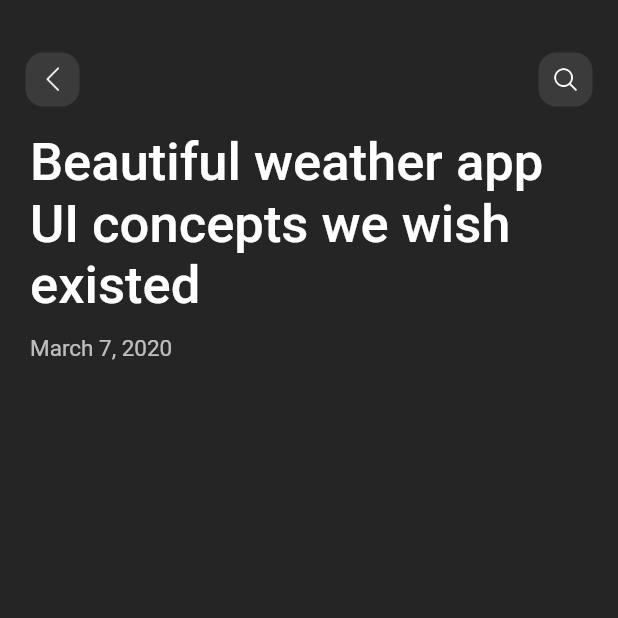
After one commit to gagantripathi22/flutter-note-app, a Flutter app: the NoteScreen screen opened directly, on a phone screen of 412 x 824 dp, the top half of it. The commit adds this screen. Run offline on Flutter 3.47's test engine with Material 2 defaults, Android fonts, the phone set to English and light mode, and no system bars; our stand-ins replace cloud_firestore, firebase_core; accounts and stored records are empty.

Commit message:
nornnal listview

```diff
--- a/lib/main.dart
+++ b/lib/main.dart
@@ -1,6 +1,7 @@
 import 'package:flutter/material.dart';
 import 'package:note_app/screens/home/home.dart';
 import 'package:note_app/screens/login/login.dart';
+import 'package:note_app/screens/note/note.dart';
 import 'package:firebase_core/firebase_core.dart';
 
 void main() async {
--- a/lib/screens/home/home.dart
+++ b/lib/screens/home/home.dart
@@ -1,5 +1,7 @@
 import 'package:flutter/material.dart';
 import 'package:cloud_firestore/cloud_firestore.dart';
+import 'package:animations/animations.dart';
+import 'package:note_app/screens/note/note.dart';
 
 class HomeScreen extends StatefulWidget {
   @override
@@ -29,9 +31,13 @@ class HomeScreenState extends State<HomeScreen> {
                 bottom: 11,
                 right: 15,
               ),
+              constraints: BoxConstraints(
+//                maxHeight: 100, minHeight: 80,
+              ),
               decoration: new BoxDecoration(
-                // color: Color(int.parse(document['color'])).withOpacity(1),
-                border: Border.all(color: Color(0xff525252)),
+                 color: Color(int.parse(document['color'])).withOpacity(.03),
+//                border: Border.all(color: Color(0xff525252.2),
+                border: Border.all(color: Color(int.parse(document['color'])).withOpacity(.7)),
                 borderRadius: BorderRadius.circular(10),
               ),
               child: Column(
@@ -95,13 +101,13 @@ class HomeScreenState extends State<HomeScreen> {
                       style: TextStyle(
 //                        color: Colors.white,
                         color: Colors.white,
-                        fontSize: 25,
+                        fontSize: 23,
                         fontWeight: FontWeight.w400,
                       ),
                     ),
                   ),
                   Positioned(
-                      bottom: 5.5,
+                      bottom: 7,
                       right: 0,
 //                    margin: const EdgeInsets.only(bottom: 0),
                       child: GestureDetector(
@@ -121,8 +127,8 @@ class HomeScreenState extends State<HomeScreen> {
                                 ));
                               },
                               child: Container(
-                                height: 40,
-                                width: 40,
+                                height: 36,
+                                width: 36,
                                 padding: const EdgeInsets.all(8),
                                 decoration: new BoxDecoration(
                                   borderRadius: BorderRadius.circular(12),
@@ -160,7 +166,19 @@ class HomeScreenState extends State<HomeScreen> {
 //                      itemExtent: 80.0,
                             itemCount: snapshot.data.docs.length,
                             itemBuilder: (context, index) =>
-                                _buildListItem(context, snapshot.data.docs[index]),
+                                OpenContainer(
+//                                  closedBuilder: (context, action) (
+//                                    _buildListItem(context, snapshot.data.docs[index]),
+//                                  ),
+                                  closedColor: Color(0xff252525),
+                                  closedElevation: 0,
+//                                  transitionDuration: Duration(milliseconds: 2000),
+
+                                  openColor: Color(0xff252525),
+                                  closedBuilder: (BuildContext c, VoidCallback action) => _buildListItem(context, snapshot.data.docs[index]),
+                                  openBuilder: (BuildContext c, VoidCallback action) => NoteScreen(),
+                                  tappable: true,
+                                )
                           );
                         }
                     ),
--- a/lib/screens/login/login.dart
+++ b/lib/screens/login/login.dart
@@ -5,7 +5,8 @@ class LoginScreen extends StatelessWidget {
   @override
   Widget build(BuildContext context) {
     return Scaffold(
-      backgroundColor: Colors.white,
+//      backgroundColor: Colors.white,
+      backgroundColor: Color(0xff252525),
       body: Container(
         child: Column(
           children: <Widget>[
@@ -44,7 +45,7 @@ class LoginScreen extends StatelessWidget {
                         child: Text(
                           "Welcome",
                           style: TextStyle(
-                            color: Colors.black,
+                            color: Colors.white,
                             fontSize: 40,
                             fontWeight: FontWeight.w600,
                           ),
@@ -56,7 +57,7 @@ class LoginScreen extends StatelessWidget {
                         child: Text(
                           "Sign up with Google account so we can sync your notes",
                           style: TextStyle(
-                            color: Colors.black,
+                            color: Colors.white,
                             fontSize: 18,
                           ),
                         ),
@@ -94,7 +95,7 @@ class LoginScreen extends StatelessWidget {
                     padding: const EdgeInsets.only(left: 15, right: 15),
                     decoration: new BoxDecoration(
 //                  color: Color(0xffe8e8e8),
-                      border: Border.all(color: Color(0xffe8e8e8)),
+                      border: Border.all(color: Color(0xff4f4f4f)),
                       borderRadius: BorderRadius.circular(10),
                     ),
                     child: Row(
@@ -111,7 +112,7 @@ class LoginScreen extends StatelessWidget {
                           child: Text(
                             "Sign up with Google",
                             style: TextStyle(
-                              color: Colors.black,
+                              color: Colors.white,
                               fontSize: 15,
                               fontWeight: FontWeight.w500,
                             ),
--- /dev/null
+++ b/lib/screens/note/note.dart
@@ -0,0 +1,195 @@
+import 'package:flutter/material.dart';
+import 'package:cloud_firestore/cloud_firestore.dart';
+import 'package:animations/animations.dart';
+import 'package:note_app/screens/note/note.dart';
+
+class NoteScreen extends StatefulWidget {
+  @override
+  NoteScreenState createState() {
+    return NoteScreenState();
+  }
+}
+
+class NoteScreenState extends State<NoteScreen> {
+  String id;
+  final db = FirebaseFirestore.instance;
+  final _formKey = GlobalKey<FormState>();
+  String name;
+
+  @override
+  Widget build(BuildContext context) {
+    return Scaffold(
+      backgroundColor: Color(0xff252525),
+      // backgroundColor: Colors.white,
+      body: Container(
+        child: Column(
+          children: <Widget>[
+            Container(
+              width: MediaQuery.of(context).size.width,
+              padding: const EdgeInsets.only(
+                left: 17,
+                right: 17,
+              ),
+              height: 78,
+              // color: Colors.white,
+              child: Stack(
+//                crossAxisAlignment: CrossAxisAlignment.start,
+                children: <Widget>[
+                  Positioned(
+                      bottom: 7,
+//                    margin: const EdgeInsets.only(bottom: 0),
+                      child: GestureDetector(
+                        child: Container(
+                          decoration: new BoxDecoration(
+                            color: Color(0xff3b3b3b),
+//                            color: Color(0xffe8e8e8),
+                            borderRadius: BorderRadius.circular(12),
+                          ),
+                          child: Material(
+                            child: InkWell(
+                              borderRadius: BorderRadius.circular(12),
+                              onTap: () {
+                                Navigator.pop(context);
+                              },
+                              child: Container(
+                                height: 36,
+                                width: 36,
+                                padding: const EdgeInsets.all(8),
+                                decoration: new BoxDecoration(
+                                  borderRadius: BorderRadius.circular(12),
+                                ),
+                                child: Image(
+                                  image: AssetImage(
+                                      'assets/images/icon-back.png'),
+                                  color: Colors.white,
+                                  // color: Colors.black,
+                                  height: 20,
+                                  width: 20,
+                                ),
+                              ),
+                            ),
+                            color: Colors.transparent,
+                          ),
+                        ),
+                      )
+                  ),
+                  Positioned(
+                      bottom: 7,
+                      right: 0,
+//                    margin: const EdgeInsets.only(bottom: 0),
+                      child: GestureDetector(
+                        child: Container(
+                          decoration: new BoxDecoration(
+                            color: Color(0xff3b3b3b),
+//                            color: Color(0xffe8e8e8),
+                            borderRadius: BorderRadius.circular(12),
+                          ),
+                          child: Material(
+                            child: InkWell(
+                              borderRadius: BorderRadius.circular(12),
+                              onTap: () {
+                                ScaffoldMessenger.of(context)
+                                    .showSnackBar(SnackBar(
+                                  content: Text('Search button clicked'),
+                                ));
+                              },
+                              child: Container(
+                                height: 36,
+                                width: 36,
+                                padding: const EdgeInsets.all(8),
+                                decoration: new BoxDecoration(
+                                  borderRadius: BorderRadius.circular(12),
+                                ),
+                                child: Image(
+                                  image: AssetImage(
+                                      'assets/images/icon-search.png'),
+                                  color: Colors.white,
+                                  // color: Colors.black,
+                                  height: 20,
+                                  width: 20,
+                                ),
+                              ),
+                            ),
+                            color: Colors.transparent,
+                          ),
+                        ),
+                      )
+                  ),
+                ],
+              ),
+            ),
+            Expanded(
+              child: Container(
+                padding: EdgeInsets.only(
+                  top: 10,
+                  bottom: 10,
+                  left: 20,
+                  right: 20,
+                ),
+                child: Column(
+                  children: <Widget>[
+                    Container(
+                      alignment: Alignment.topLeft,
+                      child: Text(
+                        'Beautiful weather app UI concepts we wish existed',
+                        style: TextStyle(
+                            fontSize: 35,
+                            color: Colors.white,
+                            fontWeight: FontWeight.w500
+                        ),
+                      ),
+                    ),
+                    Container(
+                      margin: EdgeInsets.only(top: 12),
+                      alignment: Alignment.topLeft,
+                      child: Text(
+                        'March 7, 2020',
+                        style: TextStyle(
+                            fontSize: 15,
+                            color: Colors.white.withOpacity(.7),
+                            fontWeight: FontWeight.w400
+                        ),
+                      ),
+                    ),
+//                    Expanded(
+//                      flex: 1,
+//                      child: new SingleChildScrollView(
+//                        scrollDirection: Axis.vertical,//.horizontal
+//                        child: new Text(
+//                          "1 Description that is too long in text format(Here Data is coming from API) jdlksaf j klkjjflkdsjfkddfdfsdfds " +
+//                              "2 Description that is too long in text format(Here Data is coming from API) d fsdfdsfsdfd dfdsfdsf sdfdsfsd d " +
+//                              "3 Description that is too long in text format(Here Data is coming from API)  adfsfdsfdfsdfdsf   dsf dfd fds fs" +
+//                              "4 Description that is too long in text format(Here Data is coming from API) dsaf dsafdfdfsd dfdsfsda fdas dsad" +
+//                              "5 Description that is too long in text format(Here Data is coming from API) dsfdsfd fdsfds fds fdsf dsfds fds " +
+//                              "6 Description that is too long in text format(Here Data is coming from API) asdfsdfdsf fsdf sdfsdfdsf sd dfdsf" +
+//                              "7 Description that is too long in text format(Here Data is coming from API) df dsfdsfdsfdsfds df dsfds fds fsd" +
+//                              "8 Description that is too long in text format(Here Data is coming from API)" +
+//                              "9 Description that is too long in text format(Here Data is coming from API)" +
+//                              "10 Description that is too long in text format(Here Data is coming from API)"
+//                                  "6 Description that is too long in text format(Here Data is coming from API) asdfsdfdsf fsdf sdfsdfdsf sd dfdsf" +
+//                              "7 Description that is too long in text format(Here Data is coming from API) df dsfdsfdsfdsfds df dsfds fds fsd" +
+//                              "8 Description that is too long in text format(Here Data is coming from API)" +
+//                              "9 Description that is too long in text format(Here Data is coming from API)" +
+//                              "10 Description that is too long in text format(Here Data is coming from API)"
+//                                  "6 Description that is too long in text format(Here Data is coming from API) asdfsdfdsf fsdf sdfsdfdsf sd dfdsf" +
+//                              "7 Description that is too long in text format(Here Data is coming from API) df dsfdsfdsfdsfds df dsfds fds fsd" +
+//                              "8 Description that is too long in text format(Here Data is coming from API)" +
+//                              "9 Description that is too long in text format(Here Data is coming from API)" +
+//                              "10 Description that is too long in text format(Here Data is coming from API)",
+//                          style: new TextStyle(
+//                            fontSize: 16.0, color: Colors.white,
+//                          ),
+//                        ),
+//                      ),
+//
+//                    )
+                  ],
+                )
+              ),
+            ),
+          ],
+        ),
+      ),
+    );
+  }
+}
--- a/pubspec.yaml
+++ b/pubspec.yaml
@@ -25,6 +25,7 @@ dependencies:
     sdk: flutter
   cloud_firestore: ^1.0.0
   firebase_core: ^1.0.0
+  animations: ^2.0.0
 
 
   # The following adds the Cupertino Icons font to your application.
```
Also changed, not shown: assets/images/icon-back.png (added), pubspec.lock.
